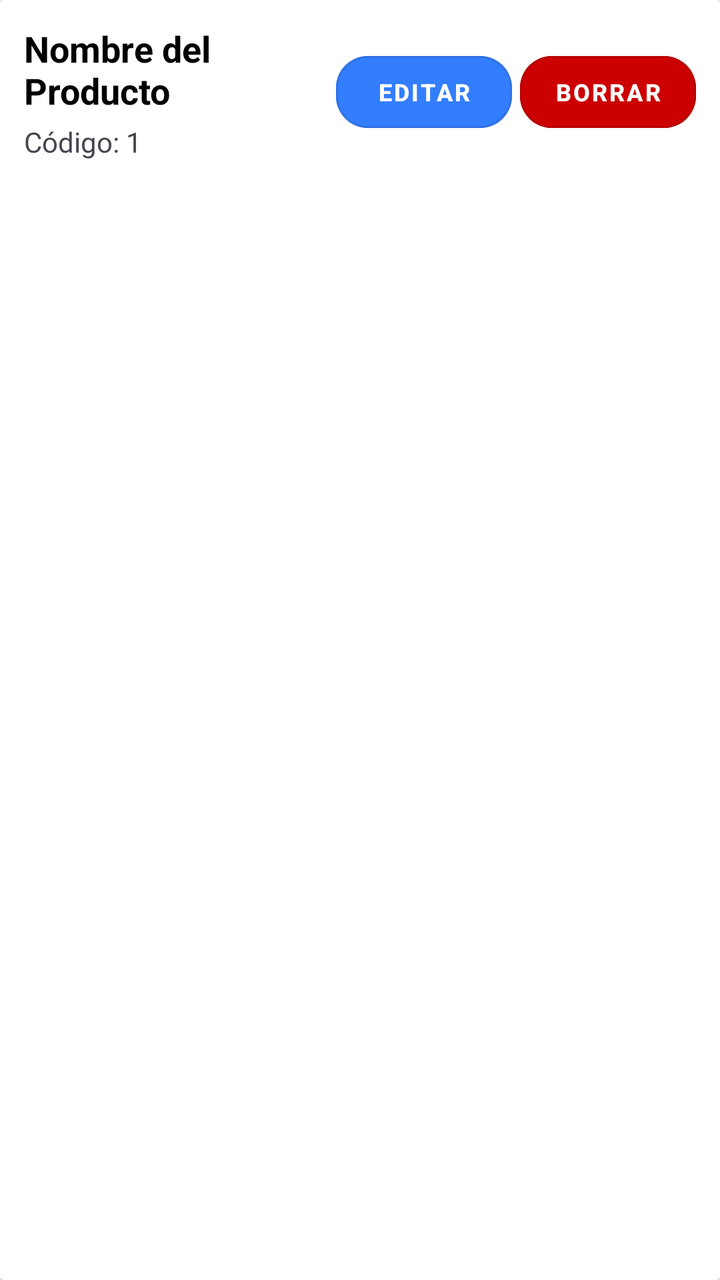
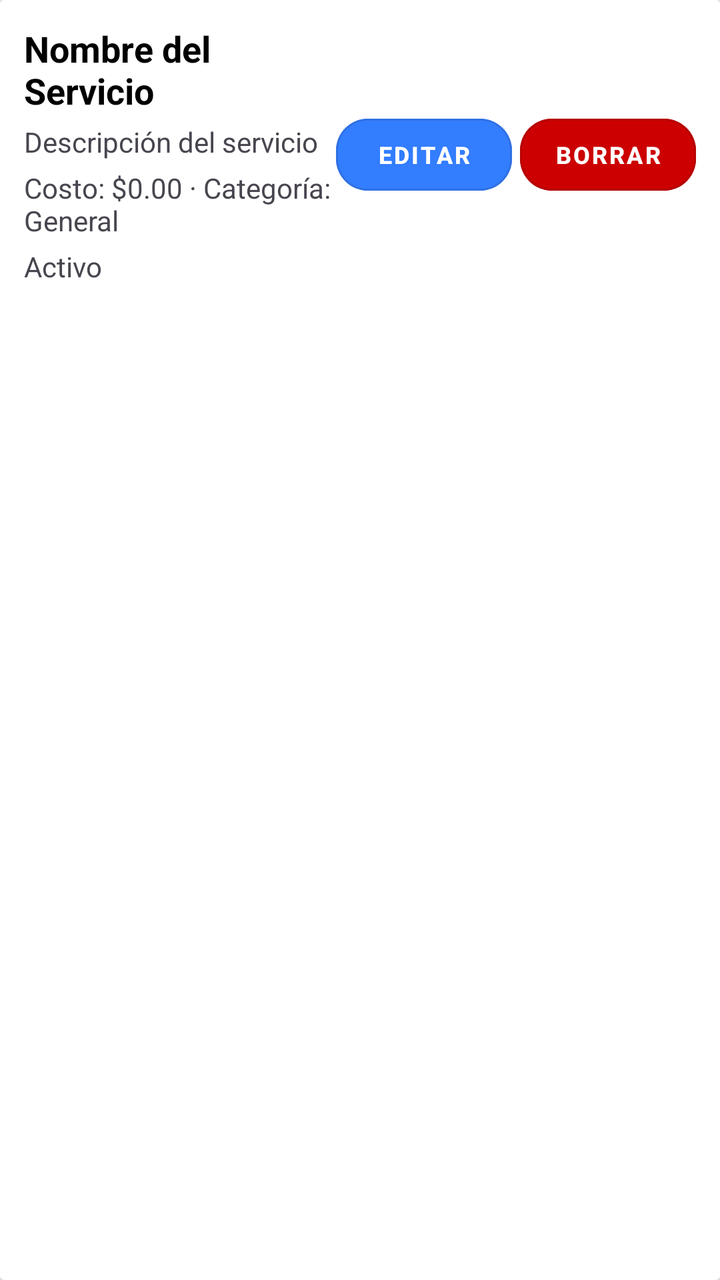

Before-and-after screenshots of an Android layout around one commit, followed by the original layout XML and the change that was made.
<!-- AndroidManifest.xml: application theme Theme.REUSISAM -->
<!-- res/layout/item_product.xml -->
<?xml version="1.0" encoding="utf-8"?>
<androidx.cardview.widget.CardView
    xmlns:android="http://schemas.android.com/apk/res/android"
    android:layout_width="match_parent"
    android:layout_height="wrap_content"
    android:layout_marginBottom="8dp"
    android:elevation="4dp"
    android:padding="12dp">

    <LinearLayout
        android:layout_width="match_parent"
        android:layout_height="wrap_content"
        android:orientation="horizontal"
        android:padding="12dp"
        android:gravity="center_vertical">

        <LinearLayout
            android:layout_width="0dp"
            android:layout_height="wrap_content"
            android:layout_weight="1"
            android:orientation="vertical">

            <TextView
                android:id="@+id/tvNombreProducto"
                android:layout_width="wrap_content"
                android:layout_height="wrap_content"
                android:text="Nombre del Producto"
                android:textSize="18sp"
                android:textStyle="bold"
                android:textColor="@android:color/black"/>

            <TextView
                android:id="@+id/tvCodigoProducto"
                android:layout_width="wrap_content"
                android:layout_height="wrap_content"
                android:text="Código: 1"
                android:textSize="14sp"
                android:layout_marginTop="4dp"/>
        </LinearLayout>

        <Button
            android:id="@+id/btnEditar"
            android:layout_width="wrap_content"
            android:layout_height="wrap_content"
            android:text="Editar"
            android:textSize="12sp"
            android:layout_marginEnd="4dp"/>

        <Button
            android:id="@+id/btnEliminar"
            android:layout_width="wrap_content"
            android:layout_height="wrap_content"
            android:text="Borrar"
            android:textSize="12sp"
            android:backgroundTint="@android:color/holo_red_dark"
            android:textColor="@android:color/white"/>

    </LinearLayout>
</androidx.cardview.widget.CardView>
<!-- resources referenced by this layout -->
<resources>
  <style name="Theme.REUSISAM" parent="Base.Theme.REUSISAM" />
  <style name="Base.Theme.REUSISAM" parent="Theme.Material3.DayNight.NoActionBar">
          
          
          <item name="editTextStyle">@style/textViewRA</item>
          <item name="materialButtonStyle">@style/buttonsViewRA</item>
          <item name="toolbarStyle">@style/toolbarPersonalizado</item>
      </style>
  <style name="textViewRA" parent="Widget.AppCompat.EditText">
          <item name="android:background">@android:color/transparent</item>
      </style>
  <style name="buttonsViewRA" parent="Widget.MaterialComponents.Button.OutlinedButton">
          <item name="android:backgroundTint">@color/blue</item>
          <item name="android:textColor">@color/white</item>
          <item name="android:textStyle">bold</item>
          <item name="shapeAppearance">@style/ShapeAppearance.buttonsViewRA</item>
      </style>
  <style name="toolbarPersonalizado" parent="Widget.Material3.Toolbar">
          <item name="android:background">@color/blue</item>
          <item name="android:minHeight">56dp</item>
  
      </style>
  <color name="blue">#337DFF</color>
  <color name="white">#FFFFFFFF</color>
  <style name="ShapeAppearance.buttonsViewRA" parent="ShapeAppearance.MaterialComponents.SmallComponent">
          <item name="cornerFamily">rounded</item>
          <item name="cornerSize">16dp</item>
      </style>
</resources>

<!-- the commit's change to res/layout/item_product.xml (unified diff, before → after) -->
@@ -24,7 +24,7 @@
                 android:id="@+id/tvNombreProducto"
                 android:layout_width="wrap_content"
                 android:layout_height="wrap_content"
-                android:text="Nombre del Producto"
+                android:text="Nombre del Servicio"
                 android:textSize="18sp"
                 android:textStyle="bold"
                 android:textColor="@android:color/black"/>
@@ -33,8 +33,22 @@
                 android:id="@+id/tvCodigoProducto"
                 android:layout_width="wrap_content"
                 android:layout_height="wrap_content"
-                android:text="Código: 1"
+                android:text="Descripción del servicio"
                 android:textSize="14sp"
+                android:layout_marginTop="4dp"/>
+
+            <TextView
+                android:id="@+id/tvDetalleServicio"
+                android:layout_width="wrap_content"
+                android:layout_height="wrap_content"
+                android:text="Costo: $0.00 · Categoría: General"
+                android:layout_marginTop="4dp"/>
+
+            <TextView
+                android:id="@+id/tvEstadoServicio"
+                android:layout_width="wrap_content"
+                android:layout_height="wrap_content"
+                android:text="Activo"
                 android:layout_marginTop="4dp"/>
         </LinearLayout>
 
